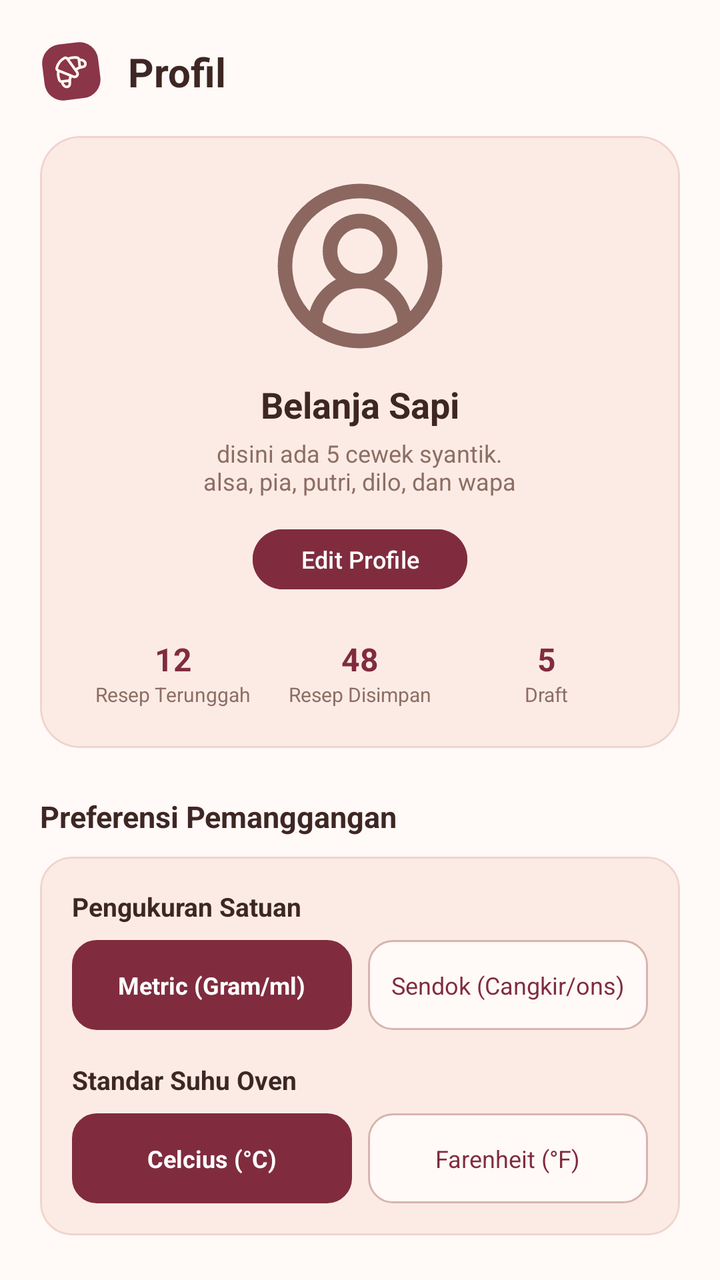
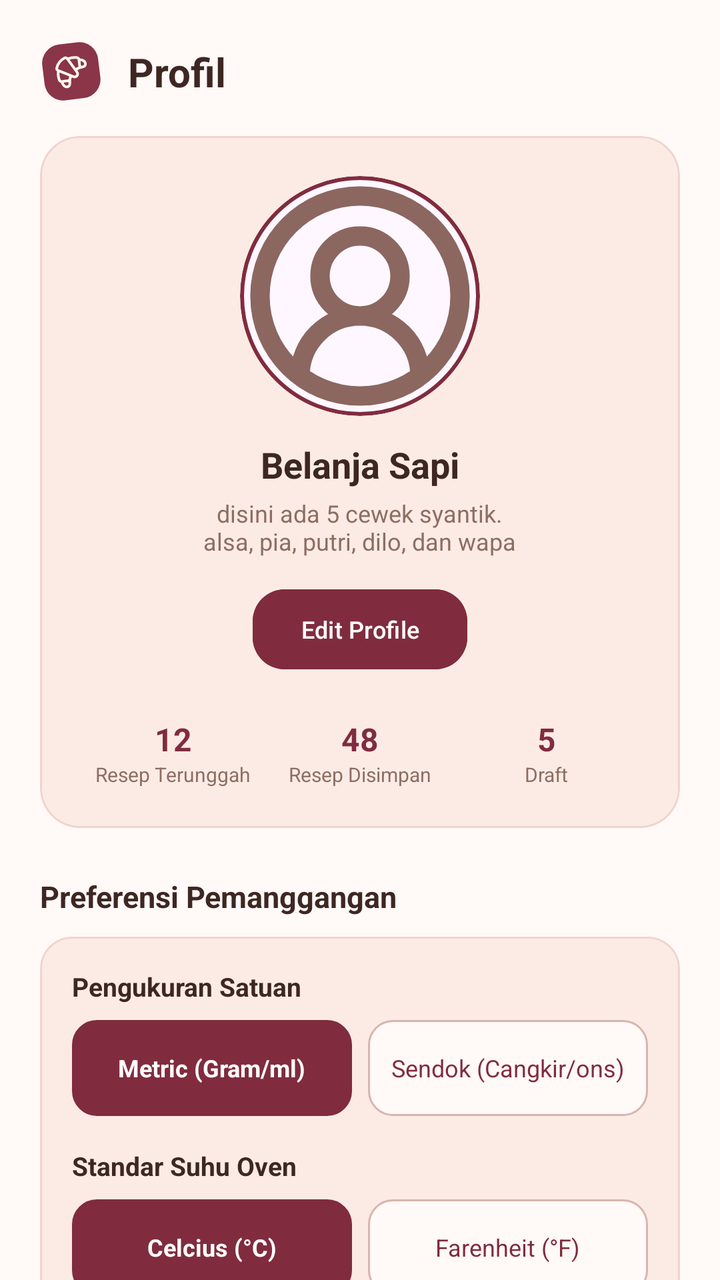

Compare the two renders of this Android layout. The source of the first and the diff that turns it into the second are given below.
<!-- AndroidManifest.xml: application theme Theme.Bakerys -->
<!-- res/layout/fragment_profil.xml -->
<?xml version="1.0" encoding="utf-8"?>
<androidx.core.widget.NestedScrollView
    xmlns:android="http://schemas.android.com/apk/res/android"
    xmlns:app="http://schemas.android.com/apk/res-auto"
    android:layout_width="match_parent"
    android:layout_height="match_parent"
    android:background="#FFF9F8"
    android:fillViewport="true">

    <LinearLayout
        android:layout_width="match_parent"
        android:layout_height="wrap_content"
        android:orientation="vertical"
        android:padding="20dp"
        android:paddingBottom="40dp">

        
        <LinearLayout
            android:layout_width="match_parent"
            android:layout_height="wrap_content"
            android:gravity="center_vertical"
            android:layout_marginBottom="16dp">

            <ImageView
                android:layout_width="32dp"
                android:layout_height="32dp"
                android:src="@drawable/bakery_mark" />

            <TextView
                android:layout_width="wrap_content"
                android:layout_height="wrap_content"
                android:layout_marginStart="12dp"
                android:text="Profil"
                android:textColor="#3E2723"
                android:textSize="20sp"
                android:textStyle="bold" />
        </LinearLayout>

        
        <com.google.android.material.card.MaterialCardView
            android:layout_width="match_parent"
            android:layout_height="wrap_content"
            app:cardBackgroundColor="#FCEBE5"
            app:cardCornerRadius="20dp"
            app:cardElevation="0dp"
            app:strokeColor="#EED5CE"
            app:strokeWidth="1dp">

            <LinearLayout
                android:layout_width="match_parent"
                android:layout_height="wrap_content"
                android:gravity="center_horizontal"
                android:orientation="vertical"
                android:padding="20dp">

                
                <ImageView
                    android:id="@+id/imgFotoProfil"
                    android:layout_width="90dp"
                    android:layout_height="90dp"
                    android:background="@drawable/bg_circle_peach"
                    android:scaleType="centerCrop"
                    android:src="@drawable/circle_user_round" />

                
                <TextView
                    android:id="@+id/tvNamaUser"
                    android:layout_width="wrap_content"
                    android:layout_height="wrap_content"
                    android:layout_marginTop="12dp"
                    android:text="Belanja Sapi"
                    android:textColor="#3E2723"
                    android:textSize="18sp"
                    android:textStyle="bold" />

                
                <TextView
                    android:id="@+id/tvBioUser"
                    android:layout_width="wrap_content"
                    android:layout_height="wrap_content"
                    android:layout_marginTop="4dp"
                    android:gravity="center"
                    android:text="disini ada 5 cewek syantik.\nalsa, pia, putri, dilo, dan wapa"
                    android:textColor="#8D6E63"
                    android:textSize="12sp" />

                
                <com.google.android.material.button.MaterialButton
                    android:id="@+id/btnEditProfile"
                    android:layout_width="wrap_content"
                    android:layout_height="38dp"
                    android:layout_marginTop="12dp"
                    android:backgroundTint="#802C3E"
                    android:text="Edit Profile"
                    android:textAllCaps="false"
                    android:textSize="12sp"
                    app:cornerRadius="16dp" />

                
                <LinearLayout
                    android:layout_width="match_parent"
                    android:layout_height="wrap_content"
                    android:layout_marginTop="20dp"
                    android:gravity="center"
                    android:orientation="horizontal">

                    <LinearLayout
                        android:layout_width="0dp"
                        android:layout_height="wrap_content"
                        android:layout_weight="1"
                        android:gravity="center"
                        android:orientation="vertical">
                        <TextView android:id="@+id/tvJumlahTerunggah" android:text="12" android:textStyle="bold" android:textColor="#802C3E" android:textSize="16sp" android:layout_width="wrap_content" android:layout_height="wrap_content"/>
                        <TextView android:text="Resep Terunggah" android:textColor="#8D6E63" android:textSize="10sp" android:layout_width="wrap_content" android:layout_height="wrap_content"/>
                    </LinearLayout>

                    <LinearLayout
                        android:layout_width="0dp"
                        android:layout_height="wrap_content"
                        android:layout_weight="1"
                        android:gravity="center"
                        android:orientation="vertical">
                        <TextView android:id="@+id/tvJumlahDisimpan" android:text="48" android:textStyle="bold" android:textColor="#802C3E" android:textSize="16sp" android:layout_width="wrap_content" android:layout_height="wrap_content"/>
                        <TextView android:text="Resep Disimpan" android:textColor="#8D6E63" android:textSize="10sp" android:layout_width="wrap_content" android:layout_height="wrap_content"/>
                    </LinearLayout>

                    <LinearLayout
                        android:layout_width="0dp"
                        android:layout_height="wrap_content"
                        android:layout_weight="1"
                        android:gravity="center"
                        android:orientation="vertical">
                        <TextView android:id="@+id/tvJumlahDraft" android:text="5" android:textStyle="bold" android:textColor="#802C3E" android:textSize="16sp" android:layout_width="wrap_content" android:layout_height="wrap_content"/>
                        <TextView android:text="Draft" android:textColor="#8D6E63" android:textSize="10sp" android:layout_width="wrap_content" android:layout_height="wrap_content"/>
                    </LinearLayout>
                </LinearLayout>

            </LinearLayout>
        </com.google.android.material.card.MaterialCardView>

        
        <TextView
            android:layout_width="wrap_content"
            android:layout_height="wrap_content"
            android:layout_marginTop="24dp"
            android:layout_marginBottom="10dp"
            android:text="Preferensi Pemanggangan"
            android:textColor="#3E2723"
            android:textSize="15sp"
            android:textStyle="bold" />

        <com.google.android.material.card.MaterialCardView
            android:layout_width="match_parent"
            android:layout_height="wrap_content"
            app:cardBackgroundColor="#FCEBE5"
            app:cardCornerRadius="16dp"
            app:cardElevation="0dp"
            app:strokeColor="#EED5CE"
            app:strokeWidth="1dp">

            <LinearLayout
                android:layout_width="match_parent"
                android:layout_height="wrap_content"
                android:orientation="vertical"
                android:padding="16dp">

                
                <TextView
                    android:layout_width="wrap_content"
                    android:layout_height="wrap_content"
                    android:text="Pengukuran Satuan"
                    android:textColor="#3E2723"
                    android:textSize="13sp"
                    android:textStyle="bold" />

                <LinearLayout
                    android:layout_width="match_parent"
                    android:layout_height="wrap_content"
                    android:layout_marginTop="8dp"
                    android:orientation="horizontal">

                    
                    <LinearLayout
                        android:id="@+id/btnMetric"
                        android:layout_width="0dp"
                        android:layout_height="45dp"
                        android:layout_weight="1"
                        android:background="@drawable/bg_input_field"
                        android:backgroundTint="#802C3E"
                        android:clickable="true"
                        android:focusable="true"
                        android:gravity="center">
                        <TextView
                            android:id="@+id/tvMetric"
                            android:layout_width="wrap_content"
                            android:layout_height="wrap_content"
                            android:text="Metric (Gram/ml)"
                            android:textColor="#FFFFFF"
                            android:textSize="12sp"
                            android:textStyle="bold" />
                    </LinearLayout>

                    
                    <LinearLayout
                        android:id="@+id/btnImperial"
                        android:layout_width="0dp"
                        android:layout_height="45dp"
                        android:layout_weight="1"
                        android:layout_marginStart="8dp"
                        android:background="@drawable/bg_input_field"
                        android:clickable="true"
                        android:focusable="true"
                        android:gravity="center">
                        <TextView
                            android:id="@+id/tvImperial"
                            android:layout_width="wrap_content"
                            android:layout_height="wrap_content"
                            android:text="Sendok (Cangkir/ons)"
                            android:textColor="#802C3E"
                            android:textSize="12sp" />
                    </LinearLayout>
                </LinearLayout>

                
                <TextView
                    android:layout_width="wrap_content"
                    android:layout_height="wrap_content"
                    android:layout_marginTop="16dp"
                    android:text="Standar Suhu Oven"
                    android:textColor="#3E2723"
                    android:textSize="13sp"
                    android:textStyle="bold" />

                <LinearLayout
                    android:layout_width="match_parent"
                    android:layout_height="wrap_content"
                    android:layout_marginTop="8dp"
                    android:orientation="horizontal">

                    
                    <LinearLayout
                        android:id="@+id/btnCelcius"
                        android:layout_width="0dp"
                        android:layout_height="45dp"
                        android:layout_weight="1"
                        android:background="@drawable/bg_input_field"
                        android:backgroundTint="#802C3E"
                        android:clickable="true"
                        android:focusable="true"
                        android:gravity="center">
                        <TextView
                            android:id="@+id/tvCelcius"
                            android:layout_width="wrap_content"
                            android:layout_height="wrap_content"
                            android:text="Celcius (°C)"
                            android:textColor="#FFFFFF"
                            android:textSize="12sp"
                            android:textStyle="bold" />
                    </LinearLayout>

                    
                    <LinearLayout
                        android:id="@+id/btnFahrenheit"
                        android:layout_width="0dp"
                        android:layout_height="45dp"
                        android:layout_weight="1"
                        android:layout_marginStart="8dp"
                        android:background="@drawable/bg_input_field"
                        android:clickable="true"
                        android:focusable="true"
                        android:gravity="center">
                        <TextView
                            android:id="@+id/tvFahrenheit"
                            android:layout_width="wrap_content"
                            android:layout_height="wrap_content"
                            android:text="Farenheit (°F)"
                            android:textColor="#802C3E"
                            android:textSize="12sp" />
                    </LinearLayout>
                </LinearLayout>

            </LinearLayout>
        </com.google.android.material.card.MaterialCardView>

        
        <TextView
            android:layout_width="wrap_content"
            android:layout_height="wrap_content"
            android:layout_marginTop="24dp"
            android:layout_marginBottom="10dp"
            android:text="Alat &amp; Preferensi"
            android:textColor="#3E2723"
            android:textSize="15sp"
            android:textStyle="bold" />

        <com.google.android.material.card.MaterialCardView
            android:layout_width="match_parent"
            android:layout_height="wrap_content"
            app:cardBackgroundColor="#FCEBE5"
            app:cardCornerRadius="16dp"
            app:cardElevation="0dp"
            app:strokeColor="#EED5CE"
            app:strokeWidth="1dp">

            <LinearLayout
                android:layout_width="match_parent"
                android:layout_height="wrap_content"
                android:orientation="vertical"
                android:padding="16dp">

                
                <LinearLayout
                    android:id="@+id/btnResepDisimpan"
                    android:layout_width="match_parent"
                    android:layout_height="wrap_content"
                    android:clickable="true"
                    android:focusable="true"
                    android:gravity="center_vertical"
                    android:orientation="horizontal">

                    <TextView
                        android:layout_width="0dp"
                        android:layout_height="wrap_content"
                        android:layout_weight="1"
                        android:text="Resep Disimpan"
                        android:textColor="#3E2723"
                        android:textSize="14sp"
                        android:textStyle="bold" />

                    <ImageView
                        android:layout_width="20dp"
                        android:layout_height="20dp"
                        android:src="@android:drawable/ic_media_play"
                        app:tint="#3E2723" />
                </LinearLayout>

                <View
                    android:layout_width="match_parent"
                    android:layout_height="1dp"
                    android:layout_marginVertical="12dp"
                    android:background="#EED5CE" />

                
                <LinearLayout
                    android:id="@+id/btnDraftResep"
                    android:layout_width="match_parent"
                    android:layout_height="wrap_content"
                    android:clickable="true"
                    android:focusable="true"
                    android:gravity="center_vertical"
                    android:orientation="horizontal">

                    <TextView
                        android:layout_width="0dp"
                        android:layout_height="wrap_content"
                        android:layout_weight="1"
                        android:text="Draft"
                        android:textColor="#3E2723"
                        android:textSize="14sp"
                        android:textStyle="bold" />

                    <ImageView
                        android:layout_width="20dp"
                        android:layout_height="20dp"
                        android:src="@android:drawable/ic_media_play"
                        app:tint="#3E2723" />
                </LinearLayout>

                
                <View
                    android:layout_width="match_parent"
                    android:layout_height="1dp"
                    android:layout_marginVertical="12dp"
                    android:background="#EED5CE" />

                
                <LinearLayout
                    android:id="@+id/btnDisukai"
                    android:layout_width="match_parent"
                    android:layout_height="wrap_content"
                    android:clickable="true"
                    android:focusable="true"
                    android:gravity="center_vertical"
                    android:orientation="horizontal">

                    <TextView
                        android:layout_width="0dp"
                        android:layout_height="wrap_content"
                        android:layout_weight="1"
                        android:text="Disukai"
                        android:textColor="#3E2723"
                        android:textSize="14sp"
                        android:textStyle="bold" />

                    <ImageView
                        android:layout_width="20dp"
                        android:layout_height="20dp"
                        android:src="@android:drawable/ic_media_play"
                        app:tint="#3E2723" />
                </LinearLayout>

            </LinearLayout>
        </com.google.android.material.card.MaterialCardView>

        
        <com.google.android.material.button.MaterialButton
            android:id="@+id/btnLogout"
            android:layout_width="match_parent"
            android:layout_height="50dp"
            android:layout_marginTop="28dp"
            android:backgroundTint="#802C3E"
            android:text="Log Out"
            android:textAllCaps="false"
            app:cornerRadius="16dp" />

    </LinearLayout>
</androidx.core.widget.NestedScrollView>
<!-- resources referenced by this layout -->
<resources>
  <!-- drawable bakery_mark: vector/xml drawable (drawable, 2098 chars, omitted) -->
  <!-- drawable bg_circle_peach (drawable) -->
  <?xml version="1.0" encoding="utf-8"?>
  <shape xmlns:android="http://schemas.android.com/apk/res/android"
      android:shape="oval">
      <solid android:color="#FCEBE5" />
  </shape>
  <!-- drawable bg_input_field (drawable) -->
  <?xml version="1.0" encoding="utf-8"?>
  <shape xmlns:android="http://schemas.android.com/apk/res/android"
      android:shape="rectangle">
      <solid android:color="#FFF9F8" />
      <corners android:radius="12dp" />
      <stroke
          android:width="1dp"
          android:color="#D7B5AE" />
  </shape>
  <!-- drawable circle_user_round (drawable) -->
  <vector xmlns:android="http://schemas.android.com/apk/res/android"
      android:width="21dp"
      android:height="21dp"
      android:viewportWidth="21"
      android:viewportHeight="21">
    <path
        android:pathData="M15.75,17.5C15.75,16.108 15.197,14.773 14.213,13.788C13.228,12.803 11.892,12.25 10.5,12.25M10.5,12.25C9.107,12.25 7.772,12.803 6.787,13.788C5.803,14.773 5.25,16.108 5.25,17.5M10.5,12.25C12.433,12.25 14,10.683 14,8.75C14,6.817 12.433,5.25 10.5,5.25C8.567,5.25 7,6.817 7,8.75C7,10.683 8.567,12.25 10.5,12.25ZM19.251,10.5C19.251,15.333 15.333,19.251 10.5,19.251C5.667,19.251 1.749,15.333 1.749,10.5C1.749,5.667 5.667,1.749 10.5,1.749C15.333,1.749 19.251,5.667 19.251,10.5Z"
        android:strokeWidth="1.7"
        android:fillColor="#00000000"
        android:strokeColor="#8B6760"
        android:strokeLineCap="round"/>
  </vector>
  <style name="Theme.Bakerys" parent="Base.Theme.Bakerys" />
  <style name="Base.Theme.Bakerys" parent="Theme.Material3.DayNight.NoActionBar">
          
          
  
          
          <item name="android:statusBarColor">@android:color/transparent</item>
          <item name="android:navigationBarColor">@android:color/transparent</item>
          <item name="android:windowLightStatusBar">true</item>
      </style>
</resources>

<!-- the commit's change to res/layout/fragment_profil.xml (unified diff, before → after) -->
@@ -24,7 +24,8 @@
             <ImageView
                 android:layout_width="32dp"
                 android:layout_height="32dp"
-                android:src="@drawable/bakery_mark" />
+                android:src="@drawable/bakery_mark"
+                android:contentDescription="Logo Bakerys" />
 
             <TextView
                 android:layout_width="wrap_content"
@@ -54,13 +55,23 @@
                 android:padding="20dp">
 
                 
-                <ImageView
-                    android:id="@+id/imgFotoProfil"
-                    android:layout_width="90dp"
-                    android:layout_height="90dp"
-                    android:background="@drawable/bg_circle_peach"
-                    android:scaleType="centerCrop"
-                    android:src="@drawable/circle_user_round" />
+                <com.google.android.material.card.MaterialCardView
+                    android:layout_width="120dp"
+                    android:layout_height="120dp"
+                    android:layout_gravity="center"
+                    app:cardCornerRadius="60dp"
+                    app:cardElevation="0dp"
+                    app:strokeColor="#802C3E"
+                    app:strokeWidth="2dp">
+
+                    <ImageView
+                        android:id="@+id/ivFotoProfil"
+                        android:layout_width="match_parent"
+                        android:layout_height="match_parent"
+                        android:scaleType="centerCrop"
+                        android:src="@drawable/circle_user_round"
+                        android:contentDescription="Foto Profil" />
+                </com.google.android.material.card.MaterialCardView>
 
                 
                 <TextView
@@ -88,7 +99,7 @@
                 <com.google.android.material.button.MaterialButton
                     android:id="@+id/btnEditProfile"
                     android:layout_width="wrap_content"
-                    android:layout_height="38dp"
+                    android:layout_height="48dp"
                     android:layout_marginTop="12dp"
                     android:backgroundTint="#802C3E"
                     android:text="Edit Profile"
@@ -183,7 +194,7 @@
                     <LinearLayout
                         android:id="@+id/btnMetric"
                         android:layout_width="0dp"
-                        android:layout_height="45dp"
+                        android:layout_height="48dp"
                         android:layout_weight="1"
                         android:background="@drawable/bg_input_field"
                         android:backgroundTint="#802C3E"
@@ -204,7 +215,7 @@
                     <LinearLayout
                         android:id="@+id/btnImperial"
                         android:layout_width="0dp"
-                        android:layout_height="45dp"
+                        android:layout_height="48dp"
                         android:layout_weight="1"
                         android:layout_marginStart="8dp"
                         android:background="@drawable/bg_input_field"
@@ -241,7 +252,7 @@
                     <LinearLayout
                         android:id="@+id/btnCelcius"
                         android:layout_width="0dp"
-                        android:layout_height="45dp"
+                        android:layout_height="48dp"
                         android:layout_weight="1"
                         android:background="@drawable/bg_input_field"
                         android:backgroundTint="#802C3E"
@@ -262,7 +273,7 @@
                     <LinearLayout
                         android:id="@+id/btnFahrenheit"
                         android:layout_width="0dp"
-                        android:layout_height="45dp"
+                        android:layout_height="48dp"
                         android:layout_weight="1"
                         android:layout_marginStart="8dp"
                         android:background="@drawable/bg_input_field"
@@ -329,7 +340,7 @@
 
                     <ImageView
                         android:layout_width="20dp"
-                        android:layout_height="20dp"
+                        android:layout_height="48dp"
                         android:src="@android:drawable/ic_media_play"
                         app:tint="#3E2723" />
                 </LinearLayout>
<!-- resource entries referenced after the edit -->
@@ -1,12 +1,6 @@
 <!-- resources referenced by this layout -->
 <resources>
   <!-- drawable bakery_mark: vector/xml drawable (drawable, 2098 chars, omitted) -->
-  <!-- drawable bg_circle_peach (drawable) -->
-  <?xml version="1.0" encoding="utf-8"?>
-  <shape xmlns:android="http://schemas.android.com/apk/res/android"
-      android:shape="oval">
-      <solid android:color="#FCEBE5" />
-  </shape>
   <!-- drawable bg_input_field (drawable) -->
   <?xml version="1.0" encoding="utf-8"?>
   <shape xmlns:android="http://schemas.android.com/apk/res/android"
